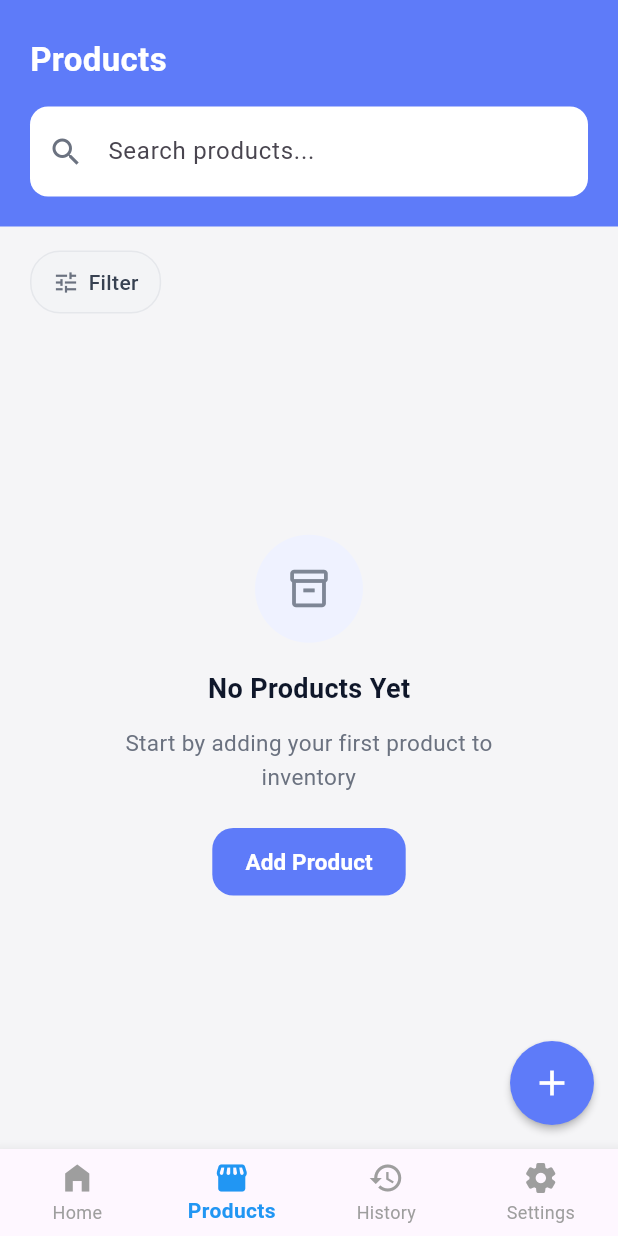
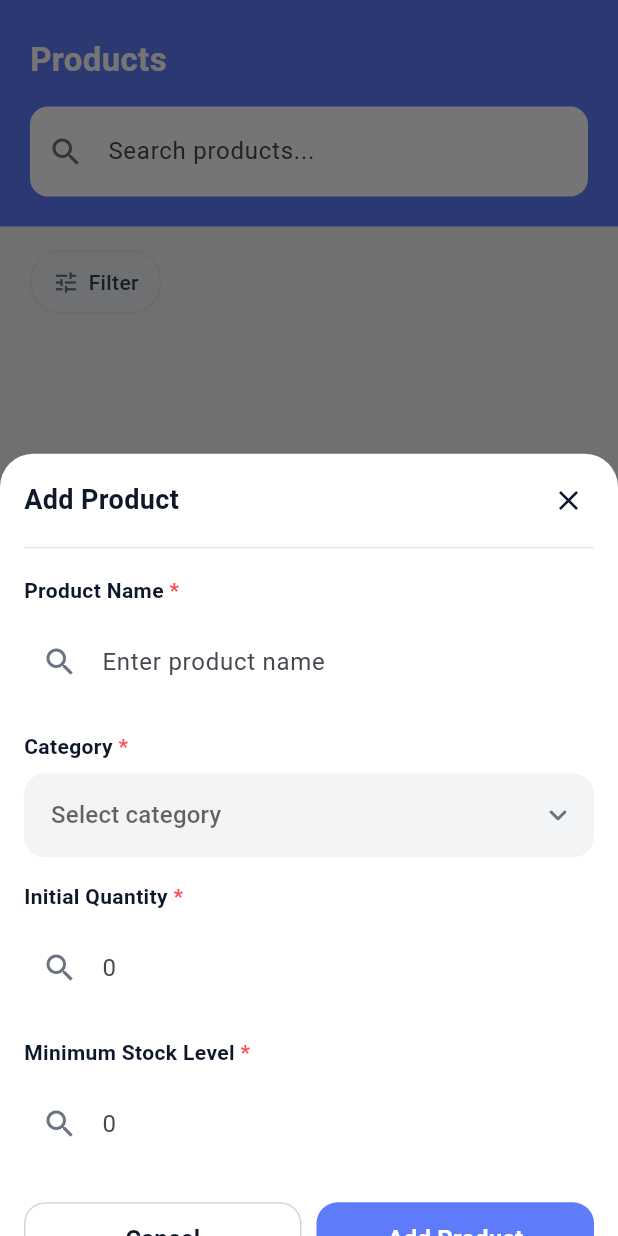
Before and after one commit to malaka96/Inventory-Management-Mobile-Application, a Flutter app: the screen it shows after launch, item 2 of the bottom bar chosen, after a tap on "Add Product", on a phone screen of 412 x 824 dp. Run offline on Flutter 3.47's test engine with Material 3 defaults, Android fonts, the phone set to English and light mode, and no system bars.

Commit message:
add bottom sheet for adding products

```diff
--- a/lib/views/main_screens/products_screen.dart
+++ b/lib/views/main_screens/products_screen.dart
@@ -1,17 +1,67 @@
 import 'package:flutter/material.dart';
+import 'package:inventory_management_mobile_app/widgets/add_product_botton_sheet_body.dart';
 import 'package:inventory_management_mobile_app/widgets/custom_filter_chip.dart';
 import 'package:inventory_management_mobile_app/widgets/custom_search_field.dart';
 import 'package:inventory_management_mobile_app/widgets/empty_product_view.dart';
 import 'package:inventory_management_mobile_app/widgets/product_add_button.dart';
 
-class ProductsScreen extends StatelessWidget {
+class ProductsScreen extends StatefulWidget {
   const ProductsScreen({super.key});
+
+  @override
+  State<ProductsScreen> createState() => _ProductsScreenState();
+}
+
+class _ProductsScreenState extends State<ProductsScreen> {
+  final TextEditingController productNameController = TextEditingController();
+
+  final TextEditingController initialQuantityController =
+      TextEditingController();
+
+  final TextEditingController minimumStockController = TextEditingController();
+
+  String? selectedCategory;
+
+  List<String> categories = ["Electronic", "Clothes", "Hardware", "Other"];
+
+  void onCategoryChanged(String? value) {
+    setState(() {
+      selectedCategory = value ?? "";
+    });
+  }
+
+  void onCancel() {}
+
+  void onAddProduct() {}
+
+  void showBottomSheet(BuildContext context) {
+    showModalBottomSheet(
+      context: context,
+      builder: (context) {
+        return FractionallySizedBox(
+          heightFactor: 1.25,
+          child: AddProductBottomSheetBody(
+            productNameController: productNameController,
+            initialQuantityController: initialQuantityController,
+            minimumStockController: minimumStockController,
+            selectedCategory: selectedCategory,
+            categories: categories,
+            onCategoryChanged: onCategoryChanged,
+            onCancel: onCancel,
+            onAddProduct: onAddProduct,
+          ),
+        );
+      },
+    );
+  }
 
   @override
   Widget build(BuildContext context) {
     return Scaffold(
       backgroundColor: const Color(0xFFF5F5F7),
-      floatingActionButton: ProductAddButton(),
+      floatingActionButton: ProductAddButton(
+        ontap: () => showBottomSheet(context),
+      ),
       body: SafeArea(
         child: Column(
           children: [
@@ -50,7 +100,11 @@ class ProductsScreen extends StatelessWidget {
                   children: [
                     CustomFilterChip(label: 'Filter', onTap: () {}),
                     Expanded(
-                      child: Center(child: EmptyProductView(onTap: () {})),
+                      child: Center(
+                        child: EmptyProductView(
+                          onTap: () => showBottomSheet(context),
+                        ),
+                      ),
                     ),
                   ],
                 ),
--- /dev/null
+++ b/lib/widgets/add_product_botton_sheet_body.dart
@@ -0,0 +1,194 @@
+import 'package:flutter/material.dart';
+import 'package:inventory_management_mobile_app/widgets/custom_dropdown_field.dart';
+import 'package:inventory_management_mobile_app/widgets/custom_search_field.dart';
+
+class AddProductBottomSheetBody extends StatelessWidget {
+  final TextEditingController productNameController;
+  final TextEditingController initialQuantityController;
+  final TextEditingController minimumStockController;
+  final String? selectedCategory;
+  final List<String> categories;
+  final ValueChanged<String?> onCategoryChanged;
+  final VoidCallback onCancel;
+  final VoidCallback onAddProduct;
+  final VoidCallback? onClose;
+
+  const AddProductBottomSheetBody({
+    super.key,
+    required this.productNameController,
+    required this.initialQuantityController,
+    required this.minimumStockController,
+    required this.selectedCategory,
+    required this.categories,
+    required this.onCategoryChanged,
+    required this.onCancel,
+    required this.onAddProduct,
+    this.onClose,
+  });
+
+  @override
+  Widget build(BuildContext context) {
+    return SafeArea(
+      top: false,
+      child: Container(
+        padding: const EdgeInsets.fromLTRB(16, 14, 16, 16),
+        decoration: const BoxDecoration(
+          color: Colors.white,
+          borderRadius: BorderRadius.vertical(
+            top: Radius.circular(22),
+          ),
+        ),
+        child: SingleChildScrollView(
+          child: Column(
+            children: [
+              Row(
+                children: [
+                  const Expanded(
+                    child: Text(
+                      'Add Product',
+                      style: TextStyle(
+                        fontSize: 18,
+                        fontWeight: FontWeight.w700,
+                        color: Color(0xFF0F172A),
+                      ),
+                    ),
+                  ),
+                  InkWell(
+                    onTap: onClose ?? () => Navigator.pop(context),
+                    borderRadius: BorderRadius.circular(20),
+                    child: const Padding(
+                      padding: EdgeInsets.all(6),
+                      child: Icon(
+                        Icons.close,
+                        size: 22,
+                        color: Color(0xFF0F172A),
+                      ),
+                    ),
+                  ),
+                ],
+              ),
+              const SizedBox(height: 14),
+              const Divider(height: 1, color: Color(0xFFE5E7EB)),
+              const SizedBox(height: 18),
+
+              _FieldLabel(label: 'Product Name'),
+              const SizedBox(height: 8),
+              CustomSearchField(
+                controller: productNameController,
+                hintText: 'Enter product name',
+              ),
+
+              const SizedBox(height: 16),
+
+              _FieldLabel(label: 'Category'),
+              const SizedBox(height: 8),
+              CustomDropdownField(
+                value: selectedCategory,
+                hintText: 'Select category',
+                items: categories,
+                onChanged: onCategoryChanged,
+              ),
+
+              const SizedBox(height: 16),
+
+              _FieldLabel(label: 'Initial Quantity'),
+              const SizedBox(height: 8),
+              CustomSearchField(
+                controller: initialQuantityController,
+                hintText: '0',
+              ),
+
+              const SizedBox(height: 16),
+
+              _FieldLabel(label: 'Minimum Stock Level'),
+              const SizedBox(height: 8),
+              CustomSearchField(
+                controller: minimumStockController,
+                hintText: '0',
+              ),
+
+              const SizedBox(height: 22),
+
+              Row(
+                children: [
+                  Expanded(
+                    child: OutlinedButton(
+                      onPressed: onCancel,
+                      style: OutlinedButton.styleFrom(
+                        minimumSize: const Size.fromHeight(48),
+                        side: const BorderSide(color: Color(0xFFD1D5DB)),
+                        shape: RoundedRectangleBorder(
+                          borderRadius: BorderRadius.circular(14),
+                        ),
+                      ),
+                      child: const Text(
+                        'Cancel',
+                        style: TextStyle(
+                          fontSize: 16,
+                          fontWeight: FontWeight.w600,
+                          color: Color(0xFF0F172A),
+                        ),
+                      ),
+                    ),
+                  ),
+                  const SizedBox(width: 10),
+                  Expanded(
+                    child: ElevatedButton(
+                      onPressed: onAddProduct,
+                      style: ElevatedButton.styleFrom(
+                        minimumSize: const Size.fromHeight(48),
+                        backgroundColor: const Color(0xFF5E7BF9),
+                        elevation: 0,
+                        shape: RoundedRectangleBorder(
+                          borderRadius: BorderRadius.circular(14),
+                        ),
+                      ),
+                      child: const Text(
+                        'Add Product',
+                        style: TextStyle(
+                          fontSize: 16,
+                          fontWeight: FontWeight.w700,
+                          color: Colors.white,
+                        ),
+                      ),
+                    ),
+                  ),
+                ],
+              ),
+            ],
+          ),
+        ),
+      ),
+    );
+  }
+}
+
+class _FieldLabel extends StatelessWidget {
+  final String label;
+
+  const _FieldLabel({required this.label});
+
+  @override
+  Widget build(BuildContext context) {
+    return Row(
+      children: [
+        Text(
+          label,
+          style: const TextStyle(
+            fontSize: 14,
+            fontWeight: FontWeight.w600,
+            color: Color(0xFF0F172A),
+          ),
+        ),
+        const Text(
+          ' *',
+          style: TextStyle(
+            fontSize: 14,
+            fontWeight: FontWeight.w600,
+            color: Color(0xFFFF4D4F),
+          ),
+        ),
+      ],
+    );
+  }
+}
--- a/lib/widgets/app_info_card.dart
+++ b/lib/widgets/app_info_card.dart
@@ -116,7 +116,7 @@ class _InfoLabel extends StatelessWidget {
       style: const TextStyle(
         fontSize: 14,
         color: Color(0xFF6B7280),
-        fontWeight: FontWeight.w400,
+        fontWeight: FontWeight.w600,
       ),
     );
   }
@@ -140,7 +140,7 @@ class _InfoValue extends StatelessWidget {
       style: const TextStyle(
         fontSize: 15,
         color: Color(0xFF0F172A),
-        fontWeight: FontWeight.w600,
+        fontWeight: FontWeight.w400,
         height: 1.4,
       ),
     );
--- /dev/null
+++ b/lib/widgets/custom_dropdown_field.dart
@@ -0,0 +1,66 @@
+
+
+import 'package:flutter/material.dart';
+
+class CustomDropdownField extends StatelessWidget {
+  final String? value;
+  final String hintText;
+  final List<String> items;
+  final ValueChanged<String?> onChanged;
+
+  const CustomDropdownField({
+    super.key,
+    required this.value,
+    required this.hintText,
+    required this.items,
+    required this.onChanged,
+  });
+
+  @override
+  Widget build(BuildContext context) {
+    return DropdownButtonFormField<String>(
+      value: value,
+      onChanged: onChanged,
+      icon: const Icon(
+        Icons.keyboard_arrow_down_rounded,
+        color: Color(0xFF6B7280),
+      ),
+      decoration: InputDecoration(
+        hintText: hintText,
+        hintStyle: const TextStyle(
+          color: Color(0xFF9CA3AF),
+          fontSize: 15,
+        ),
+        filled: true,
+        fillColor: const Color(0xFFF3F4F6),
+        contentPadding: const EdgeInsets.symmetric(
+          horizontal: 14,
+          vertical: 16,
+        ),
+        border: OutlineInputBorder(
+          borderRadius: BorderRadius.circular(14),
+          borderSide: BorderSide.none,
+        ),
+        enabledBorder: OutlineInputBorder(
+          borderRadius: BorderRadius.circular(14),
+          borderSide: BorderSide.none,
+        ),
+        focusedBorder: OutlineInputBorder(
+          borderRadius: BorderRadius.circular(14),
+          borderSide: const BorderSide(
+            color: Color(0xFF5E7BF9),
+            width: 1.2,
+          ),
+        ),
+      ),
+      items: items
+          .map(
+            (category) => DropdownMenuItem<String>(
+              value: category,
+              child: Text(category),
+            ),
+          )
+          .toList(),
+    );
+  }
+}
--- a/lib/widgets/product_add_button.dart
+++ b/lib/widgets/product_add_button.dart
@@ -1,12 +1,13 @@
 import 'package:flutter/material.dart';
 
 class ProductAddButton extends StatelessWidget {
-  const ProductAddButton({super.key});
+  final VoidCallback ontap;
+  const ProductAddButton({super.key, required this.ontap});
 
   @override
   Widget build(BuildContext context) {
     return FloatingActionButton(
-      onPressed: () {},
+      onPressed: ontap,
       backgroundColor: const Color(0xFF5E7BF9),
       elevation: 2,
       shape: const CircleBorder(),
```
